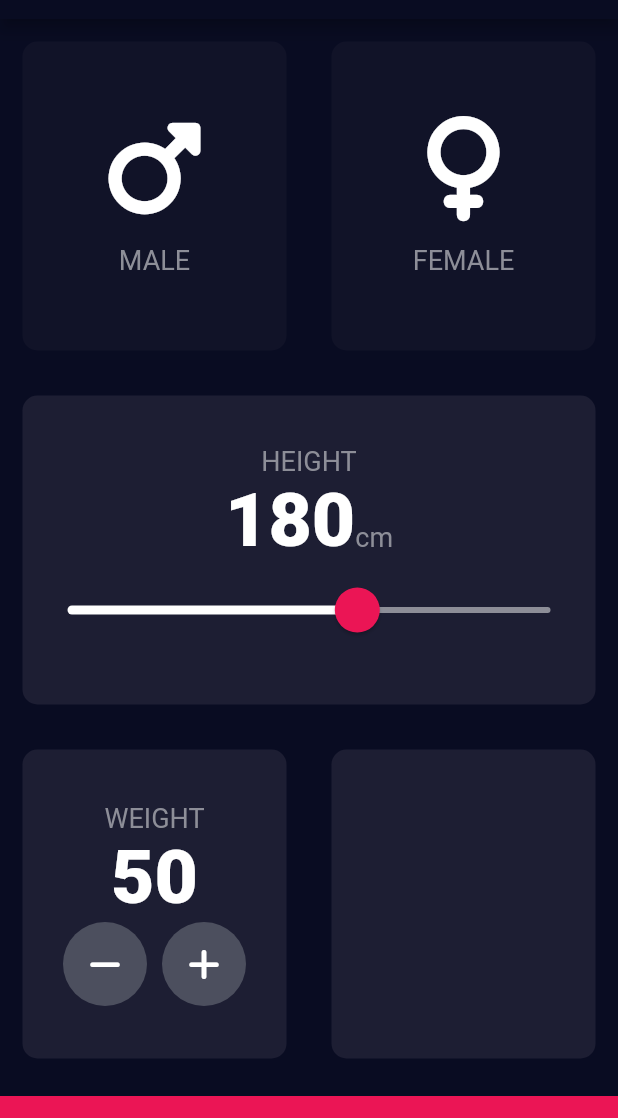
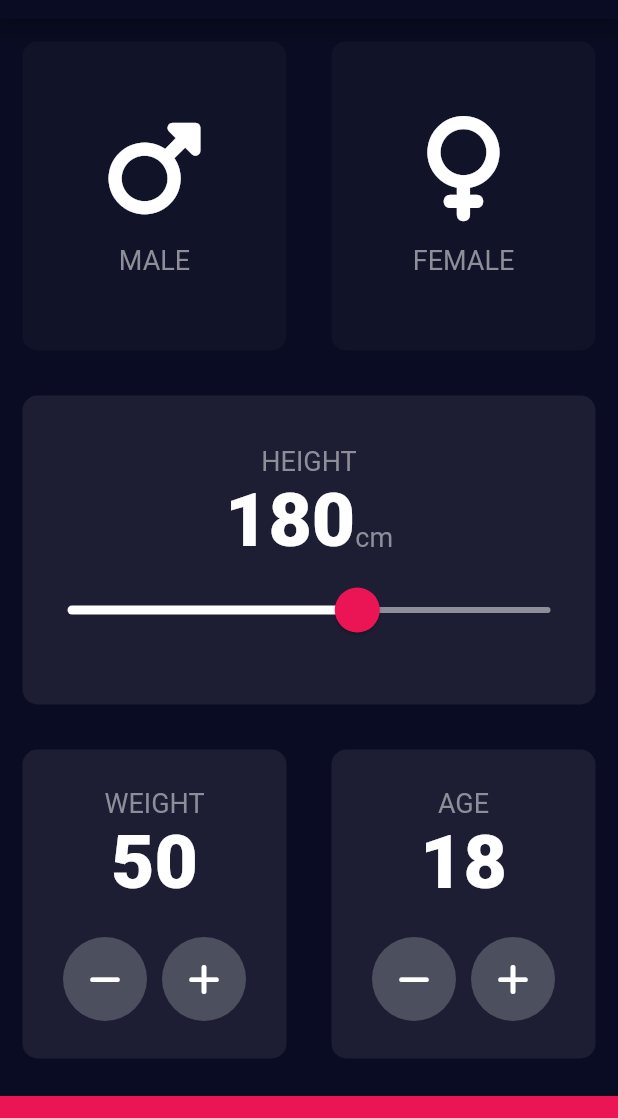
Before and after one commit to Sherry-jsp/BMI_calculator, a Flutter app: the screen it shows after launch, on a phone screen of 412 x 824 dp, the part 65-1183 px from its top. Run offline on Flutter 3.47's test engine with Material 2 defaults, Android fonts, the phone set to English and light mode, and no system bars; our stand-ins replace font_awesome_flutter.

Commit message:
feat(interface): age

```diff
--- a/lib/input_page.dart
+++ b/lib/input_page.dart
@@ -17,6 +17,7 @@ class InputPageState extends State<InputPage> {
   Gender? selectedGender;
   int height = 180;
   int weight = 50;
+  int age = 18;
 
   @override
   Widget build(BuildContext context) {
@@ -133,6 +134,9 @@ class InputPageState extends State<InputPage> {
                           weight.toString(),
                           style: kNumberTextStyle,
                         ),
+                        const SizedBox(
+                          height: 20.0,
+                        ),
                         Row(
                           mainAxisAlignment: MainAxisAlignment.center,
                           children: [
@@ -162,7 +166,49 @@ class InputPageState extends State<InputPage> {
                   ),
                 ),
                 Expanded(
-                  child: ReusableCard(colour: kActiveBoxColor),
+                  child: ReusableCard(
+                    colour: kActiveBoxColor,
+                    cardChild: Column(
+                      mainAxisAlignment: MainAxisAlignment.center,
+                      children: [
+                        const Text(
+                          'AGE',
+                          style: kLabelTextStyle,
+                        ),
+                        Text(
+                          age.toString(),
+                          style: kNumberTextStyle,
+                        ),
+                        const SizedBox(
+                          height: 20.0,
+                        ),
+                        Row(
+                          mainAxisAlignment: MainAxisAlignment.center,
+                          children: [
+                            RoundIconButton(
+                              icon: FontAwesomeIcons.minus,
+                              onPress: () {
+                                setState(() {
+                                  age--;
+                                });
+                              },
+                            ),
+                            const SizedBox(
+                              width: 10.0,
+                            ),
+                            RoundIconButton(
+                                icon: FontAwesomeIcons.plus,
+                                onPress: (){
+                                  setState(() {
+                                    age++;
+                                  });
+                                }
+                            ),
+                          ],
+                        ),
+                      ],
+                    ),
+                  ),
                 ),
               ],
             ),
```
